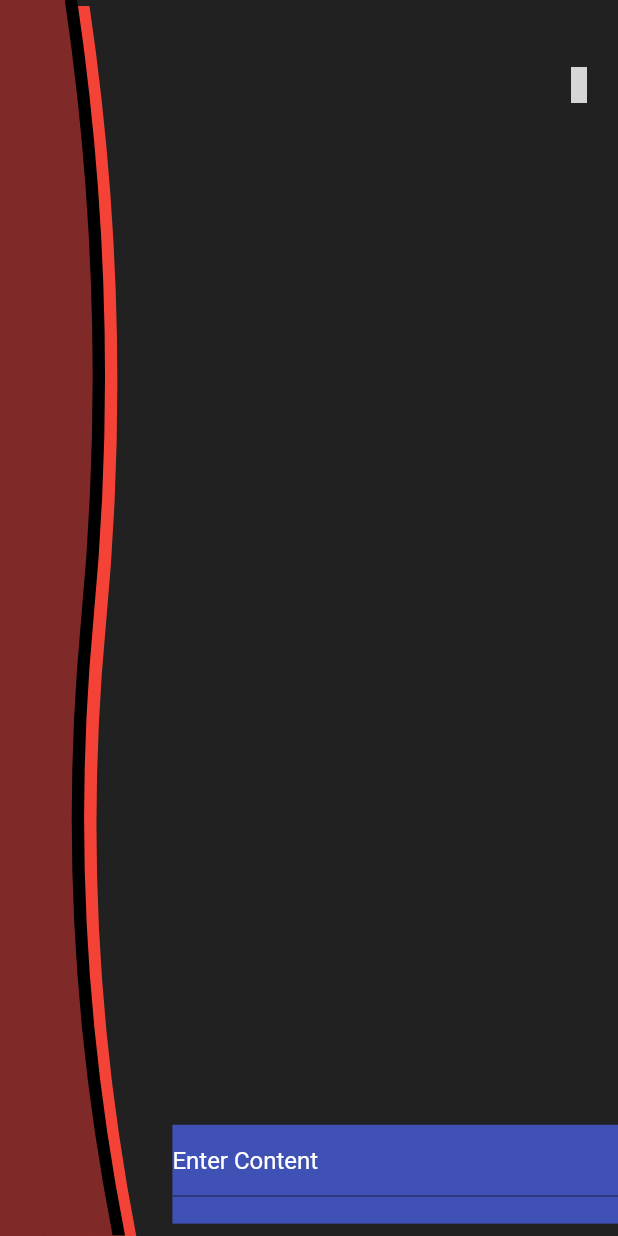
After one commit to nexus-hash/Notes-Taking-App, a Flutter app: the NoteTaking screen opened directly, on a phone screen of 412 x 824 dp. The commit adds this screen. Run offline on Flutter 3.47's test engine with Material 2 defaults, Android fonts, the phone set to English and light mode, and no system bars; our stand-ins replace cloud_firestore, firebase_auth, firebase_core, flutter_svg, google_sign_in, material_design_icons_flutter; accounts and stored records are empty; grey boxes are pictures that could not be loaded.

Commit message:
Text Editing part Added

```diff
--- a/lib/GlobalVariables/GlobalVar.dart
+++ b/lib/GlobalVariables/GlobalVar.dart
@@ -1,5 +1,7 @@
 import 'package:flutter/material.dart';
 
 class GVar {
-  static String DiaryName = "Diary";
+  static String DiaryNam ="Diary";
+  static String title = "";
+  static String description = "";
 }
--- /dev/null
+++ b/lib/WriteNote.dart
@@ -0,0 +1,151 @@
+import 'package:flutter/material.dart';
+import 'package:flutter_app/GlobalVariables/GlobalVar.dart';
+import 'package:material_design_icons_flutter/material_design_icons_flutter.dart';
+
+class NoteTaking extends StatefulWidget {
+  @override
+  _NoteTakingState createState() => _NoteTakingState();
+}
+
+class _NoteTakingState extends State<NoteTaking> {
+
+
+  final _formKey = GlobalKey<FormState>();
+
+
+  @override
+  Widget build(BuildContext context) {
+    return Scaffold(
+      body: Container(
+        color: Colors.black87,
+        width: MediaQuery.of(context).size.width,
+        height: MediaQuery.of(context).size.height,
+        child: Stack(
+
+          children: <Widget>[
+            Positioned(
+              top:MediaQuery.of(context).size.height*0.42,
+              right: -MediaQuery.of(context).size.width*.05,
+              child: Transform.rotate(
+                angle: 3.14*3/2,
+                child: ClipPath(
+                  child: Container(
+                    width: MediaQuery.of(context).size.height,
+                    height: MediaQuery.of(context).size.height * .17,
+                    color: Colors.red,
+                  ),
+                  clipper: CustomClipPath(),
+                ),
+              )
+            ),
+            Positioned(
+                top:MediaQuery.of(context).size.height*0.425,
+                right: -MediaQuery.of(context).size.width*.05,
+                child: Transform.rotate(
+                  angle: 3.14*3/2,
+                  child: ClipPath(
+                    child: Container(
+                      width: MediaQuery.of(context).size.height,
+                      height: MediaQuery.of(context).size.height * .15,
+                      color: Colors.black,
+                    ),
+                    clipper: CustomClipPath(),
+                  ),
+                )
+            ),
+            Positioned(
+                top:MediaQuery.of(context).size.height*0.435,
+                right: -MediaQuery.of(context).size.width*.05,
+                child: Transform.rotate(
+                  angle: 3.14*3/2,
+                  child: ClipPath(
+                    child: Container(
+                      width: MediaQuery.of(context).size.height,
+                      height: MediaQuery.of(context).size.height * .13,
+                      color: Colors.redAccent.withOpacity(0.5),
+                    ),
+                    clipper: CustomClipPath(),
+                  ),
+                )
+            ),
+            Positioned(
+              top: 0.0,
+              right: -MediaQuery.of(context).size.width*.019,
+              child: Container(
+
+                width: MediaQuery.of(context).size.width*.74,
+                height: MediaQuery.of(context).size.height,
+                child: Stack(
+                  children: <Widget>[
+                    Positioned(
+                      child: Container(
+                        width: MediaQuery.of(context).size.width*.74,
+                        height:  MediaQuery.of(context).size.height*.12,
+
+                        child: Stack(
+                          children: <Widget>[
+                            Positioned(
+                              left: MediaQuery.of(context).size.width*0.05,
+                              top: MediaQuery.of(context).size.height*0.035,
+                              child: Text(GVar.title,style: TextStyle(
+                                color: Colors.white,
+                                fontSize: 50.0,
+                                fontFamily: 'Nicholia'
+                              ),),
+                            ),
+                            Positioned(
+                              left: MediaQuery.of(context).size.width*0.6,
+                              top: MediaQuery.of(context).size.height*0.04,
+                              child: IconButton(icon: Icon(MdiIcons.contentSaveAllOutline,color: Colors.white,), onPressed: (){}),
+                            )
+                          ],
+                        ),
+                      ),
+                    ),
+                    Positioned(
+                      top: MediaQuery.of(context).size.height*0.91,
+                      child: Container(
+                        width: MediaQuery.of(context).size.width*.74,
+                        height:  MediaQuery.of(context).size.height*.08,
+                        color: Colors.indigo,
+                        child: Form(
+                          key: _formKey,
+                          child: TextFormField(
+                            decoration: InputDecoration(
+                              hintText: "Enter Content",
+                              hintStyle: TextStyle(
+                                color: Colors.white
+                              )
+                            ),
+                          ),
+                        ),
+                      ),
+                    )
+                  ],
+                ),
+              ),
+            )
+          ],
+        ),
+      ),
+    );
+  }
+}
+class CustomClipPath extends CustomClipper<Path> {
+  @override
+  Path getClip(Size size) {
+    // TODO: implement getClip
+    Path path = Path();
+    path.lineTo(0, size.height);
+
+    path.quadraticBezierTo(
+        size.width / 4, size.height - 40, size.width / 2, size.height - 20);
+    path.quadraticBezierTo(
+        3 / 4 * size.width, size.height, size.width, size.height - 30);
+    path.lineTo(size.width, 0);
+    return path;
+  }
+
+  @override
+  bool shouldReclip(CustomClipper<Path> oldClipper) => false;
+}
--- a/pubspec.yaml
+++ b/pubspec.yaml
@@ -28,6 +28,7 @@ dependencies:
   cloud_firestore:
   material_design_icons_flutter:
   flutter_svg:
+  firebase_core:
 
 
 
```
Also changed, not shown: lib/GlobalVariables/dbutils.dart (+21 -1 lines), lib/Ifloggedin.dart (+143 -10 lines), assets/images/background.jpg (added), pubspec.lock, 1 other file.
